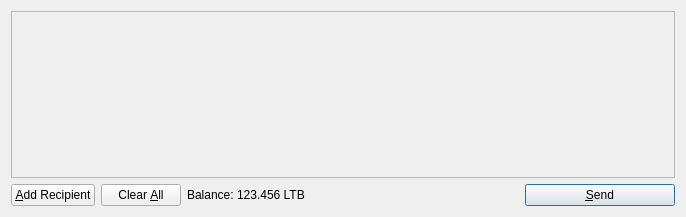
The window that src/qt/forms/sendcoinsdialog.ui (Crypto-Currency/litebar) describes before a commit, drawn with Qt 5.
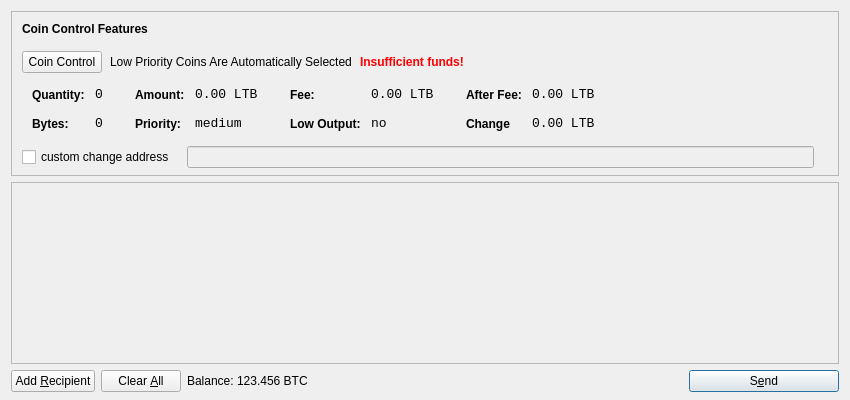
The same window after the commit. Icons and pictures are not drawn.

Commit message: added coin control. version up

```diff
--- a/src/qt/forms/sendcoinsdialog.ui
+++ b/src/qt/forms/sendcoinsdialog.ui
@@ -6,16 +6,618 @@
    <rect>
     <x>0</x>
     <y>0</y>
-    <width>686</width>
-    <height>217</height>
+    <width>850</width>
+    <height>400</height>
    </rect>
   </property>
   <property name="windowTitle">
    <string>Send Coins</string>
   </property>
-  <layout class="QVBoxLayout" name="verticalLayout">
+  <layout class="QVBoxLayout" name="verticalLayout" stretch="0,1,0">
+	<property name="bottomMargin">
+		<number>8</number>
+	</property>	
    <item>
-    <widget class="QScrollArea" name="scrollArea">
+   
+    <widget class="QFrame" name="frameCoinControl">
+		<property name="sizePolicy">
+			<sizepolicy hsizetype="Expanding" vsizetype="Expanding">
+				<horstretch>0</horstretch>
+				<verstretch>0</verstretch>
+			</sizepolicy>
+		</property>
+	<property name="maximumSize">
+      <size>
+       <width>16777215</width>
+       <height>16777215</height>
+      </size>
+     </property>
+     <property name="frameShape">
+      <enum>QFrame::StyledPanel</enum>
+     </property>
+     <property name="frameShadow">
+      <enum>QFrame::Sunken</enum>
+     </property>
+     <layout class="QVBoxLayout" name="verticalLayoutCoinControl2">
+      <property name="spacing">
+       <number>-1</number>
+      </property>
+      <property name="leftMargin">
+       <number>0</number>
+      </property>
+      <property name="topMargin">
+       <number>0</number>
+      </property>
+      <property name="rightMargin">
+       <number>0</number>
+      </property>
+      <property name="bottomMargin">
+       <number>6</number>
+      </property>
+      <item>
+       <layout class="QVBoxLayout" name="verticalLayoutCoinControl" stretch="0,0,0,0,1">
+        <property name="spacing">
+         <number>0</number>
+        </property>
+        <property name="leftMargin">
+         <number>10</number>
+        </property>
+        <property name="topMargin">
+         <number>10</number>
+        </property>
+        <item>
+         <layout class="QHBoxLayout" name="horizontalLayoutCoinControl1">
+          <property name="bottomMargin">
+           <number>15</number>
+          </property>
+          <item>
+           <widget class="QLabel" name="labelCoinControlFeatures">
+            <property name="sizePolicy">
+             <sizepolicy hsizetype="Preferred" vsizetype="Maximum">
+              <horstretch>0</horstretch>
+              <verstretch>0</verstretch>
+             </sizepolicy>
+            </property>
+            <property name="font">
+             <font>
+              <weight>75</weight>
+              <bold>true</bold>
+             </font>
+            </property>
+            <property name="styleSheet">
+             <string notr="true">font-weight:bold;</string>
+            </property>
+            <property name="text">
+             <string>Coin Control Features</string>
+            </property>
+           </widget>
+          </item>
+         </layout>
+        </item>
+        <item>
+         <layout class="QHBoxLayout" name="horizontalLayoutCoinControl2" stretch="0,0,0,0">
+          <property name="spacing">
+           <number>8</number>
+          </property>
+          <property name="bottomMargin">
+           <number>10</number>
+          </property>
+          <item>
+           <widget class="QPushButton" name="pushButtonCoinControl">
+            <property name="styleSheet">
+             <string notr="true"/>
+            </property>
+            <property name="text">
+             <string>Coin Control</string>
+            </property>
+           </widget>
+          </item>
+          <item>
+           <widget class="QLabel" name="labelCoinControlAutomaticallySelected">
+            <property name="text">
+             <string>Low Priority Coins Are Automatically Selected</string>
+            </property>
+            <property name="margin">
+             <number>5</number>
+            </property>
+           </widget>
+          </item>
+          <item>
+           <widget class="QLabel" name="labelCoinControlInsuffFunds">
+            <property name="font">
+             <font>
+              <weight>75</weight>
+              <bold>true</bold>
+             </font>
+            </property>
+            <property name="styleSheet">
+             <string notr="true">color:red;font-weight:bold;</string>
+            </property>
+            <property name="text">
+             <string>Insufficient funds!</string>
+            </property>
+            <property name="margin">
+             <number>5</number>
+            </property>
+           </widget>
+          </item>
+          <item>
+           <spacer name="horizontalSpacerCoinControl">
+            <property name="orientation">
+             <enum>Qt::Horizontal</enum>
+            </property>
+            <property name="sizeHint" stdset="0">
+             <size>
+              <width>40</width>
+              <height>1</height>
+             </size>
+            </property>
+           </spacer>
+          </item>
+         </layout>
+        </item>
+        <item>
+         <widget class="QWidget" name="widgetCoinControl" native="true">
+          <property name="sizePolicy">
+           <sizepolicy hsizetype="Preferred" vsizetype="Preferred">
+            <horstretch>0</horstretch>
+            <verstretch>0</verstretch>
+           </sizepolicy>
+          </property>
+          <property name="minimumSize">
+           <size>
+            <width>0</width>
+            <height>0</height>
+           </size>
+          </property>
+          <property name="styleSheet">
+           <string notr="true"/>
+          </property>
+          <layout class="QHBoxLayout" name="horizontalLayoutCoinControl5">
+           <property name="margin">
+            <number>0</number>
+           </property>
+           <item>
+            <layout class="QHBoxLayout" name="horizontalLayoutCoinControl3" stretch="0,0,0,1">
+             <property name="spacing">
+              <number>20</number>
+             </property>
+             <property name="topMargin">
+              <number>0</number>
+             </property>
+             <property name="bottomMargin">
+              <number>10</number>
+             </property>
+             <item>
+              <layout class="QFormLayout" name="formLayoutCoinControl1">
+               <property name="horizontalSpacing">
+                <number>10</number>
+               </property>
+               <property name="verticalSpacing">
+                <number>14</number>
+               </property>
+               <property name="leftMargin">
+                <number>10</number>
+               </property>
+               <property name="topMargin">
+                <number>4</number>
+               </property>
+               <property name="rightMargin">
+                <number>6</number>
+               </property>
+               <item row="0" column="0">
+                <widget class="QLabel" name="labelCoinControlQuantityText">
+                 <property name="styleSheet">
+                  <string notr="true">font-weight:bold;</string>
+                 </property>
+                 <property name="text">
+                  <string>Quantity:</string>
+                 </property>
+                 <property name="margin">
+                  <number>0</number>
+                 </property>
+                </widget>
+               </item>
+               <item row="0" column="1">
+                <widget class="QLabel" name="labelCoinControlQuantity">
+                 <property name="font">
+                  <font>
+                   <family>Monospace</family>
+                   <pointsize>10</pointsize>
+                  </font>
+                 </property>
+                 <property name="cursor">
+                  <cursorShape>IBeamCursor</cursorShape>
+                 </property>
+                 <property name="contextMenuPolicy">
+                  <enum>Qt::ActionsContextMenu</enum>
+                 </property>
+                 <property name="text">
+                  <string>0</string>
+                 </property>
+                 <property name="margin">
+                  <number>0</number>
+                 </property>
+                 <property name="textInteractionFlags">
+                  <set>Qt::LinksAccessibleByMouse|Qt::TextSelectableByKeyboard|Qt::TextSelectableByMouse</set>
+                 </property>
+                </widget>
+               </item>
+               <item row="1" column="0">
+                <widget class="QLabel" name="labelCoinControlBytesText">
+                 <property name="styleSheet">
+                  <string notr="true">font-weight:bold;</string>
+                 </property>
+                 <property name="text">
+                  <string>Bytes:</string>
+                 </property>
+                </widget>
+               </item>
+               <item row="1" column="1">
+                <widget class="QLabel" name="labelCoinControlBytes">
+                 <property name="font">
+                  <font>
+                   <family>Monospace</family>
+                   <pointsize>10</pointsize>
+                  </font>
+                 </property>
+                 <property name="cursor">
+                  <cursorShape>IBeamCursor</cursorShape>
+                 </property>
+                 <property name="contextMenuPolicy">
+                  <enum>Qt::ActionsContextMenu</enum>
+                 </property>
+                 <property name="text">
+                  <string>0</string>
+                 </property>
+                 <property name="textInteractionFlags">
+                  <set>Qt::LinksAccessibleByMouse|Qt::TextSelectableByKeyboard|Qt::TextSelectableByMouse</set>
+                 </property>
+                </widget>
+               </item>
+              </layout>
+             </item>
+             <item>
+              <layout class="QFormLayout" name="formLayoutCoinControl2">
+               <property name="horizontalSpacing">
+                <number>10</number>
+               </property>
+               <property name="verticalSpacing">
+                <number>14</number>
+               </property>
+               <property name="leftMargin">
+                <number>6</number>
+               </property>
+               <property name="topMargin">
+                <number>4</number>
+               </property>
+               <property name="rightMargin">
+                <number>6</number>
+               </property>
+               <item row="0" column="0">
+                <widget class="QLabel" name="labelCoinControlAmountText">
+                 <property name="styleSheet">
+                  <string notr="true">font-weight:bold;</string>
+                 </property>
+                 <property name="text">
+                  <string>Amount:</string>
+                 </property>
+                 <property name="margin">
+                  <number>0</number>
+                 </property>
+                </widget>
+               </item>
+               <item row="0" column="1">
+                <widget class="QLabel" name="labelCoinControlAmount">
+                 <property name="font">
+                  <font>
+                   <family>Monospace</family>
+                   <pointsize>10</pointsize>
+                  </font>
+                 </property>
+                 <property name="cursor">
+                  <cursorShape>IBeamCursor</cursorShape>
+                 </property>
+                 <property name="contextMenuPolicy">
+                  <enum>Qt::ActionsContextMenu</enum>
+                 </property>
+                 <property name="text">
+                  <string>0.00 LTB</string>
+                 </property>
+                 <property name="textInteractionFlags">
+                  <set>Qt::LinksAccessibleByMouse|Qt::TextSelectableByKeyboard|Qt::TextSelectableByMouse</set>
+                 </property>
+                </widget>
+               </item>
+               <item row="1" column="0">
+                <widget class="QLabel" name="labelCoinControlPriorityText">
+                 <property name="styleSheet">
+                  <string notr="true">font-weight:bold;</string>
+                 </property>
+                 <property name="text">
+                  <string>Priority:</string>
+                 </property>
+                </widget>
+               </item>
+               <item row="1" column="1">
+                <widget class="QLabel" name="labelCoinControlPriority">
+                 <property name="font">
+                  <font>
+                   <family>Monospace</family>
+                   <pointsize>10</pointsize>
+                  </font>
+                 </property>
+                 <property name="cursor">
+                  <cursorShape>IBeamCursor</cursorShape>
+                 </property>
+                 <property name="contextMenuPolicy">
+                  <enum>Qt::ActionsContextMenu</enum>
+                 </property>
+                 <property name="text">
+                  <string>medium</string>
+                 </property>
+                 <property name="textInteractionFlags">
+                  <set>Qt::LinksAccessibleByMouse|Qt::TextSelectableByKeyboard|Qt::TextSelectableByMouse</set>
+                 </property>
+                </widget>
+               </item>
+              </layout>
+             </item>
+             <item>
+              <layout class="QFormLayout" name="formLayoutCoinControl3">
+               <property name="horizontalSpacing">
+                <number>10</number>
+               </property>
+               <property name="verticalSpacing">
+                <number>14</number>
+               </property>
+               <property name="leftMargin">
+                <number>6</number>
+               </property>
+               <property name="topMargin">
+                <number>4</number>
+               </property>
+               <property name="rightMargin">
+                <number>6</number>
+               </property>
+               <item row="0" column="0">
+                <widget class="QLabel" name="labelCoinControlFeeText">
+                 <property name="styleSheet">
+                  <string notr="true">font-weight:bold;</string>
+                 </property>
+                 <property name="text">
+                  <string>Fee:</string>
+                 </property>
+                 <property name="margin">
+                  <number>0</number>
+                 </property>
+                </widget>
+               </item>
+               <item row="0" column="1">
+                <widget class="QLabel" name="labelCoinControlFee">
+                 <property name="font">
+                  <font>
+                   <family>Monospace</family>
+                   <pointsize>10</pointsize>
+                  </font>
+                 </property>
+                 <property name="cursor">
+                  <cursorShape>IBeamCursor</cursorShape>
+                 </property>
+                 <property name="contextMenuPolicy">
+                  <enum>Qt::ActionsContextMenu</enum>
+                 </property>
+                 <property name="text">
+                  <string>0.00 LTB</string>
+                 </property>
+                 <property name="textInteractionFlags">
+                  <set>Qt::LinksAccessibleByMouse|Qt::TextSelectableByKeyboard|Qt::TextSelectableByMouse</set>
+                 </property>
+                </widget>
+               </item>
+               <item row="1" column="0">
+                <widget class="QLabel" name="labelCoinControlLowOutputText">
+                 <property name="styleSheet">
+                  <string notr="true">font-weight:bold;</string>
+                 </property>
+                 <property name="text">
+                  <string>Low Output:</string>
+                 </property>
+                </widget>
+               </item>
+               <item row="1" column="1">
+                <widget class="QLabel" name="labelCoinControlLowOutput">
+                 <property name="font">
+                  <font>
+                   <family>Monospace</family>
+                   <pointsize>10</pointsize>
+                  </font>
+                 </property>
+                 <property name="cursor">
+                  <cursorShape>IBeamCursor</cursorShape>
+                 </property>
+                 <property name="contextMenuPolicy">
+                  <enum>Qt::ActionsContextMenu</enum>
+                 </property>
+                 <property name="text">
+                  <string>no</string>
+                 </property>
+                 <property name="textInteractionFlags">
+                  <set>Qt::LinksAccessibleByMouse|Qt::TextSelectableByKeyboard|Qt::TextSelectableByMouse</set>
+                 </property>
+                </widget>
+               </item>
+              </layout>
+             </item>
+             <item>
+              <layout class="QFormLayout" name="formLayoutCoinControl4">
+               <property name="horizontalSpacing">
+                <number>10</number>
+               </property>
+               <property name="verticalSpacing">
+                <number>14</number>
+               </property>
+               <property name="leftMargin">
+                <number>6</number>
+               </property>
+               <property name="topMargin">
+                <number>4</number>
+               </property>
+               <property name="rightMargin">
+                <number>6</number>
+               </property>
+               <item row="0" column="0">
+                <widget class="QLabel" name="labelCoinControlAfterFeeText">
+                 <property name="styleSheet">
+                  <string notr="true">font-weight:bold;</string>
+                 </property>
+                 <property name="text">
+                  <string>After Fee:</string>
+                 </property>
+                 <property name="margin">
+                  <number>0</number>
+                 </property>
+                </widget>
+               </item>
+               <item row="0" column="1">
+                <widget class="QLabel" name="labelCoinControlAfterFee">
+                 <property name="font">
+                  <font>
+                   <family>Monospace</family>
+                   <pointsize>10</pointsize>
+                  </font>
+                 </property>
+                 <property name="cursor">
+                  <cursorShape>IBeamCursor</cursorShape>
+                 </property>
+                 <property name="contextMenuPolicy">
+                  <enum>Qt::ActionsContextMenu</enum>
+                 </property>
+                 <property name="text">
+                  <string>0.00 LTB</string>
+                 </property>
+                 <property name="textInteractionFlags">
+                  <set>Qt::LinksAccessibleByMouse|Qt::TextSelectableByKeyboard|Qt::TextSelectableByMouse</set>
+                 </property>
+                </widget>
+               </item>
+               <item row="1" column="0">
+                <widget class="QLabel" name="labelCoinControlChangeText">
+                 <property name="styleSheet">
+                  <string notr="true">font-weight:bold;</string>
+                 </property>
+                 <property name="text">
+                  <string>Change</string>
+                 </property>
+                </widget>
+               </item>
+               <item row="1" column="1">
+                <widget class="QLabel" name="labelCoinControlChange">
+                 <property name="font">
+                  <font>
+                   <family>Monospace</family>
+                   <pointsize>10</pointsize>
+                  </font>
+                 </property>
+                 <property name="cursor">
+                  <cursorShape>IBeamCursor</cursorShape>
+                 </property>
+                 <property name="contextMenuPolicy">
+                  <enum>Qt::ActionsContextMenu</enum>
+                 </property>
+                 <property name="text">
+                  <string>0.00 LTB</string>
+                 </property>
+                 <property name="textInteractionFlags">
+                  <set>Qt::LinksAccessibleByMouse|Qt::TextSelectableByKeyboard|Qt::TextSelectableByMouse</set>
+                 </property>
+                </widget>
+               </item>
+              </layout>
+             </item>
+            </layout>
+           </item>
+          </layout>
+         </widget>
+        </item>
+        <item>
+         <layout class="QHBoxLayout" name="horizontalLayoutCoinControl4" stretch="0,0,0">
+          <property name="spacing">
+           <number>12</number>
+          </property>
+          <property name="sizeConstraint">
+           <enum>QLayout::SetDefaultConstraint</enum>
+          </property>
+          <property name="topMargin">
+           <number>5</number>
+          </property>
+          <property name="rightMargin">
+           <number>5</number>
+          </property>
+          <item>
+           <widget class="QCheckBox" name="checkBoxCoinControlChange">
+            <property name="text">
+             <string>custom change address</string>
+            </property>
+           </widget>
+          </item>
+          <item>
+           <widget class="QLineEdit" name="lineEditCoinControlChange">
+            <property name="enabled">
+             <bool>false</bool>
+            </property>
+            <property name="sizePolicy">
+             <sizepolicy hsizetype="Expanding" vsizetype="Fixed">
+              <horstretch>0</horstretch>
+              <verstretch>0</verstretch>
+             </sizepolicy>
+            </property>
+           </widget>
+          </item>
+          <item>
+           <widget class="QLabel" name="labelCoinControlChangeLabel">
+            <property name="sizePolicy">
+             <sizepolicy hsizetype="Preferred" vsizetype="Expanding">
+              <horstretch>0</horstretch>
+              <verstretch>0</verstretch>
+             </sizepolicy>
+            </property>
+            <property name="minimumSize">
+             <size>
+              <width>0</width>
+              <height>0</height>
+             </size>
+            </property>
+            <property name="text">
+             <string/>
+            </property>
+            <property name="margin">
+             <number>3</number>
+            </property>
+           </widget>
+          </item>
+         </layout>
+        </item>
+        <item>
+         <spacer name="verticalSpacerCoinControl">
+          <property name="orientation">
+           <enum>Qt::Vertical</enum>
+          </property>
+          <property name="sizeHint" stdset="0">
+           <size>
+            <width>800</width>
+            <height>1</height>
+           </size>
+          </property>
+         </spacer>
+        </item>
+       </layout>
+      </item>
+     </layout>
+    </widget>
+   </item>
+   <item>
+	  <widget class="QScrollArea" name="scrollArea">
      <property name="widgetResizable">
       <bool>true</bool>
      </property>
@@ -24,11 +626,11 @@
        <rect>
         <x>0</x>
         <y>0</y>
-        <width>666</width>
+        <width>830</width>
         <height>165</height>
        </rect>
       </property>
-      <layout class="QVBoxLayout" name="verticalLayout_2">
+	<layout class="QVBoxLayout" name="verticalLayout_2">
        <property name="margin">
         <number>0</number>
        </property>
@@ -64,7 +666,7 @@
         <string>Send to multiple recipients at once</string>
        </property>
        <property name="text">
-        <string>&amp;Add Recipient</string>
+        <string>Add &amp;Recipient</string>
        </property>
        <property name="icon">
         <iconset resource="../bitcoin.qrc">
@@ -119,7 +721,7 @@
           <cursorShape>IBeamCursor</cursorShape>
          </property>
          <property name="text">
-          <string>123.456 LTB</string>
+          <string>123.456 BTC</string>
          </property>
          <property name="textInteractionFlags">
           <set>Qt::LinksAccessibleByMouse|Qt::TextSelectableByKeyboard|Qt::TextSelectableByMouse</set>
@@ -153,7 +755,7 @@
         <string>Confirm the send action</string>
        </property>
        <property name="text">
-        <string>&amp;Send</string>
+        <string>S&amp;end</string>
        </property>
        <property name="icon">
         <iconset resource="../bitcoin.qrc">
```
Left out of the diff: 1 changed line with no effect on the pictures. The commit also changes 39 other files.
